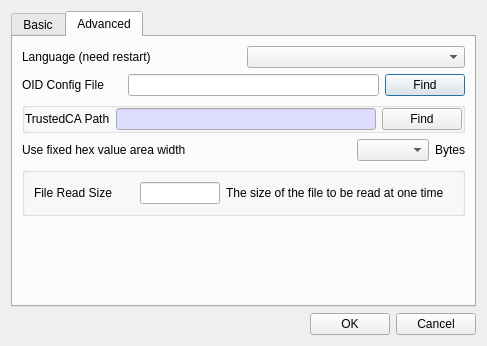
Qt form BerEditor/settings_dlg.ui (jykim74/BerEditor) before a commit.
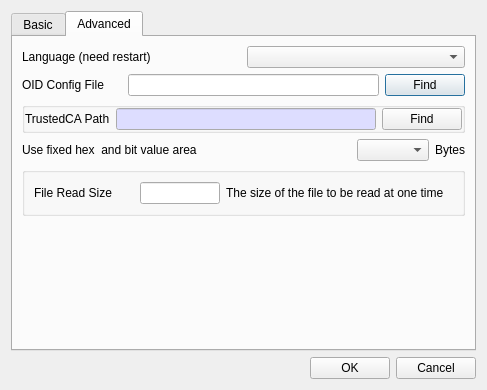
The same form after that commit.

```diff
--- a/BerEditor/settings_dlg.ui
+++ b/BerEditor/settings_dlg.ui
@@ -7,7 +7,7 @@
     <x>0</x>
     <y>0</y>
     <width>487</width>
-    <height>346</height>
+    <height>390</height>
    </rect>
   </property>
   <property name="windowTitle">
@@ -375,7 +375,7 @@
          <item row="0" column="0">
           <widget class="QLabel" name="label_9">
            <property name="text">
-            <string>Use fixed hex value area width</string>
+            <string>Use fixed hex  and bit value area</string>
            </property>
           </widget>
          </item>
```
